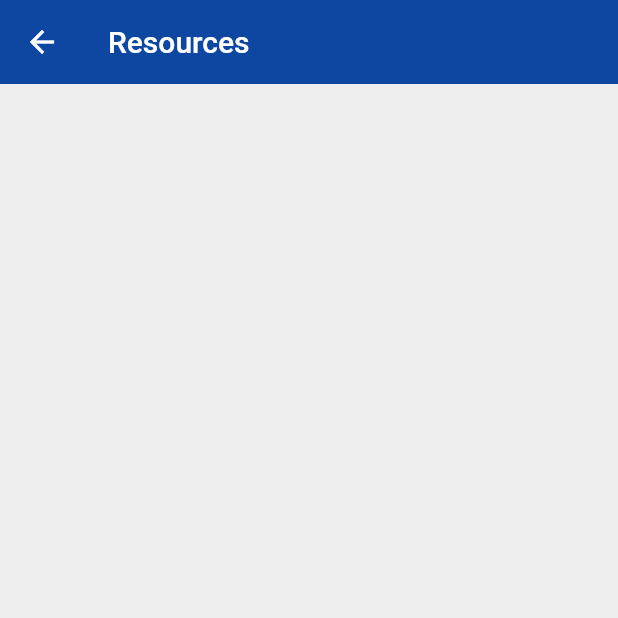
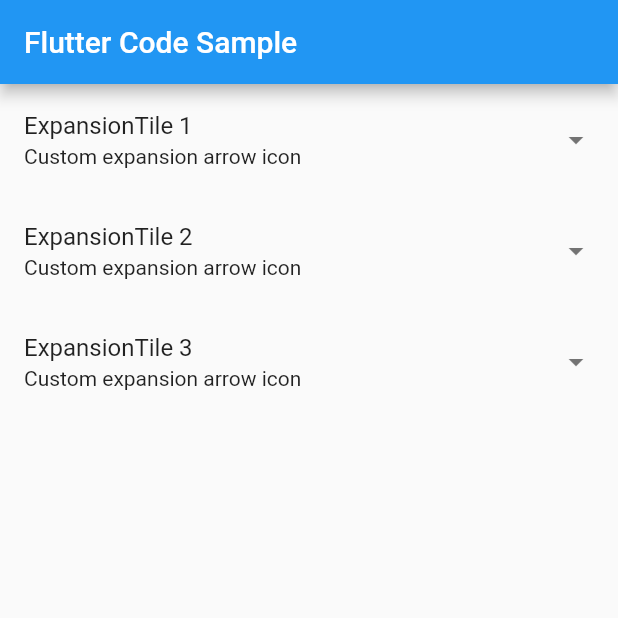
Before and after one commit to gjurajlatwit/Software_Enginering_Project, a Flutter app: the Home screen opened by its route, after a tap on "Resource page", on a phone screen of 412 x 824 dp, the top half of it. Run offline on Flutter 3.47's test engine with Material 2 defaults, Android fonts, the phone set to English and light mode, and no system bars.

Commit message:
Resources sample.

```diff
--- a/flutter_app/lib/main.dart
+++ b/flutter_app/lib/main.dart
@@ -5,11 +5,11 @@ import 'package:flutter_app/resources.dart';
 import 'package:flutter_app/solution.dart';
 
 void main() => runApp(MaterialApp(
-  initialRoute: '/home',
-  routes: {
-    '/':(context) => Loading(),
-    '/home':(context) => Home(),
-    '/resources':(context) => Resources(),
-    '/solution':(context) => Solution()
-  },
-));
+      initialRoute: '/home',
+      routes: {
+        '/': (context) => Loading(),
+        '/home': (context) => Home(),
+        '/resources': (context) => MyApp(),
+        '/solution': (context) => Solution()
+      },
+    ));
--- a/flutter_app/lib/resources.dart
+++ b/flutter_app/lib/resources.dart
@@ -1,6 +1,5 @@
 import 'package:flutter/src/widgets/framework.dart';
 import 'package:flutter/src/widgets/placeholder.dart';
-
 import 'package:flutter/material.dart';
 
 class Resources extends StatefulWidget {
@@ -23,3 +22,84 @@ class _ResourcesState extends State<Resources> {
     );
   }
 }
+
+class MyApp extends StatelessWidget {
+  const MyApp({super.key});
+
+  static const String _title = 'Flutter Code Sample';
+
+  @override
+  Widget build(BuildContext context) {
+    return MaterialApp(
+      title: _title,
+      home: Scaffold(
+        appBar: AppBar(title: const Text(_title)),
+        body: const MyStatefulWidget(),
+      ),
+    );
+  }
+}
+
+class MyStatefulWidget extends StatefulWidget {
+  const MyStatefulWidget({super.key});
+
+  @override
+  State<MyStatefulWidget> createState() => _MyStatefulWidgetState();
+}
+
+class _MyStatefulWidgetState extends State<MyStatefulWidget> {
+  bool _customTileExpanded = false;
+
+  @override
+  Widget build(BuildContext context) {
+    return Column(
+      children: <Widget>[
+        ExpansionTile(
+          title: const Text('ExpansionTile 1'),
+          subtitle: const Text('Custom expansion arrow icon'),
+          trailing: Icon(
+            _customTileExpanded
+                ? Icons.arrow_drop_down_circle
+                : Icons.arrow_drop_down,
+          ),
+          children: const <Widget>[
+            ListTile(title: Text('This is tile number 1')),
+          ],
+          onExpansionChanged: (bool expanded) {
+            setState(() => _customTileExpanded = expanded);
+          },
+        ),
+        ExpansionTile(
+          title: const Text('ExpansionTile 2'),
+          subtitle: const Text('Custom expansion arrow icon'),
+          trailing: Icon(
+            _customTileExpanded
+                ? Icons.arrow_drop_down_circle
+                : Icons.arrow_drop_down,
+          ),
+          children: const <Widget>[
+            ListTile(title: Text('This is tile number 2')),
+          ],
+          onExpansionChanged: (bool expanded) {
+            setState(() => _customTileExpanded = expanded);
+          },
+        ),
+        ExpansionTile(
+          title: const Text('ExpansionTile 3'),
+          subtitle: const Text('Custom expansion arrow icon'),
+          trailing: Icon(
+            _customTileExpanded
+                ? Icons.arrow_drop_down_circle
+                : Icons.arrow_drop_down,
+          ),
+          children: const <Widget>[
+            ListTile(title: Text('This is tile number 3')),
+          ],
+          onExpansionChanged: (bool expanded) {
+            setState(() => _customTileExpanded = expanded);
+          },
+        ),
+      ],
+    );
+  }
+}
```
